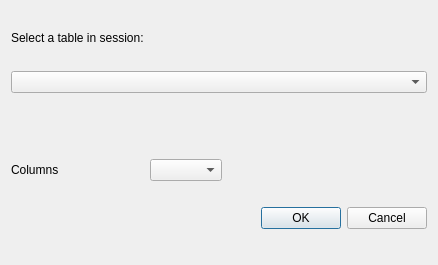
susanasanchez/GUIPSY, file ui_interfaces/tablebrowser.ui: the form before one commit.
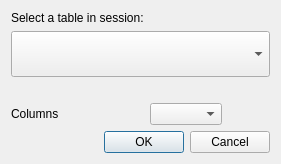
The form after the commit.

```diff
--- a/ui_interfaces/tablebrowser.ui
+++ b/ui_interfaces/tablebrowser.ui
@@ -6,8 +6,8 @@
    <rect>
     <x>0</x>
     <y>0</y>
-    <width>438</width>
-    <height>265</height>
+    <width>281</width>
+    <height>164</height>
    </rect>
   </property>
   <property name="windowTitle">
@@ -54,7 +54,23 @@
     <widget class="QComboBox" name="columnsBox"/>
    </item>
    <item row="1" column="0" colspan="3">
-    <widget class="QComboBox" name="tableBox"/>
+    <widget class="QComboBox" name="tableBox">
+     <property name="sizePolicy">
+      <sizepolicy hsizetype="Preferred" vsizetype="Preferred">
+       <horstretch>0</horstretch>
+       <verstretch>0</verstretch>
+      </sizepolicy>
+     </property>
+     <property name="maximumSize">
+      <size>
+       <width>16777215</width>
+       <height>16777215</height>
+      </size>
+     </property>
+     <property name="sizeAdjustPolicy">
+      <enum>QComboBox::AdjustToMinimumContentsLength</enum>
+     </property>
+    </widget>
    </item>
    <item row="3" column="2">
     <spacer name="horizontalSpacer">
```
